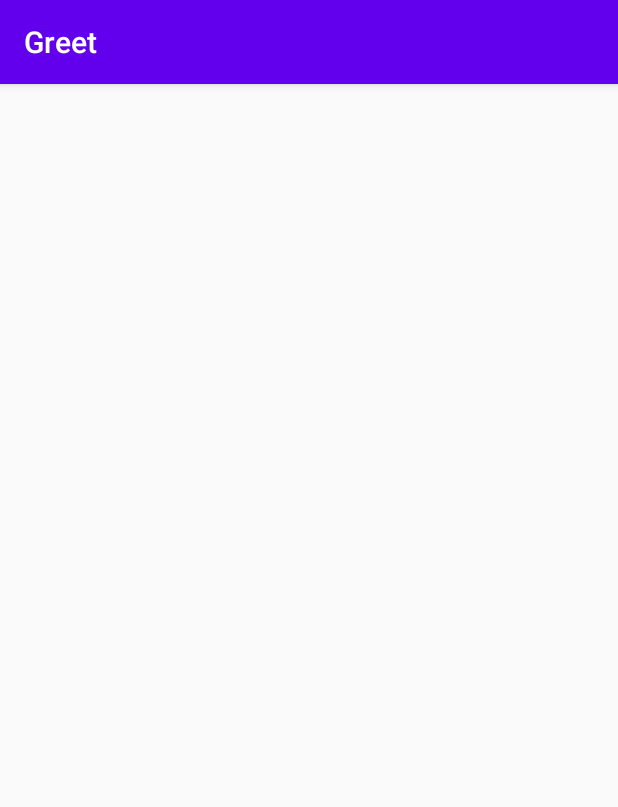
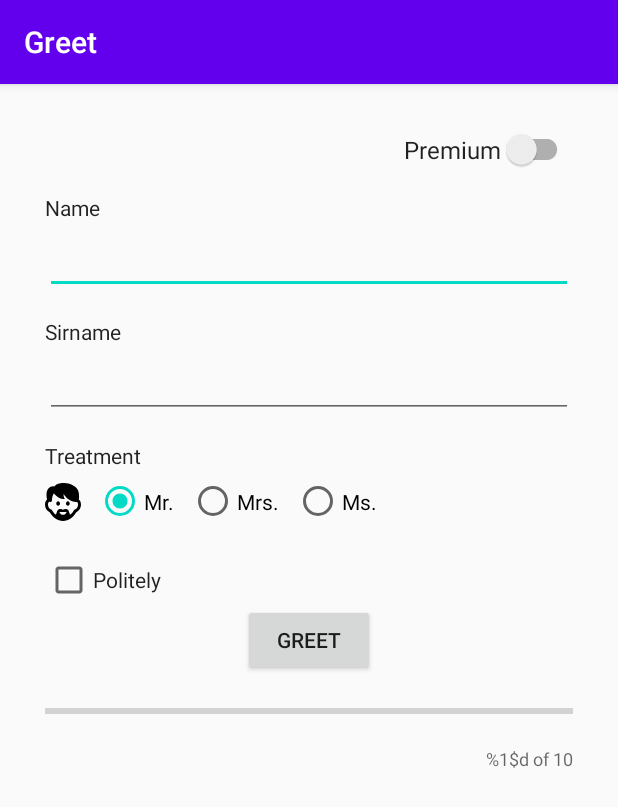
Before and after one commit to pmdmo2020-21/pr02-greet-JGVG, an Android app: the screen it shows after launch (MainActivity), on a phone screen of 412 x 824 dp. Shown: the top 807 px of the screen. Run offline under Robolectric (Android 15) with nearby library versions, the phone set to English and light mode, and no system bars.

Commit message:
Design of the "main_activity.xml" and plurals.xml

```diff
--- a/app/src/main/res/layout/main_activity.xml
+++ b/app/src/main/res/layout/main_activity.xml
@@ -4,7 +4,115 @@
     android:id="@+id/llRoot"
     android:layout_width="match_parent"
     android:layout_height="match_parent"
+    android:padding="@dimen/parent_padding"
     android:orientation="vertical"
     tools:context=".MainActivity">
+    <androidx.appcompat.widget.SwitchCompat
+        android:id="@+id/swtPremium"
+        android:layout_width="wrap_content"
+        android:layout_height="wrap_content"
+        android:layout_gravity="end"
+        android:text="@string/switch_text"
+        style="@style/Base.TextAppearance.AppCompat.Subhead"
+        android:checked="false" />
+    <TextView
+        android:layout_width="wrap_content"
+        android:layout_height="wrap_content"
+        android:layout_marginTop="@dimen/margin_views"
+        android:text="@string/edittext_text_01"
+        style="@style/Base.TextAppearance.AppCompat.Body1" />
+    <EditText
+        android:id="@+id/txtName"
+        android:layout_width="match_parent"
+        android:layout_height="wrap_content"
+        android:inputType="textPersonName"
+        style="@style/Base.TextAppearance.AppCompat.Title" />
+    <TextView
+        android:layout_width="wrap_content"
+        android:layout_height="wrap_content"
+        android:layout_marginTop="@dimen/margin_views"
+        android:text="@string/edittext_text_02"
+        style="@style/Base.TextAppearance.AppCompat.Body1" />
+    <EditText
+        android:id="@+id/txtSirname"
+        android:layout_width="match_parent"
+        android:layout_height="wrap_content"
+        android:inputType="textPersonName"
+        style="@style/Base.TextAppearance.AppCompat.Title" />
+    <TextView
+        android:layout_width="wrap_content"
+        android:layout_height="wrap_content"
+        android:layout_marginTop="@dimen/margin_views"
+        android:text="@string/radiogroup_text"
+        style="@style/Base.TextAppearance.AppCompat.Body1" />
+    <RadioGroup
+        android:id="@+id/rdgTreatment"
+        android:layout_width="match_parent"
+        android:layout_height="@dimen/padding_radiorutton"
+        android:orientation="horizontal">
+        <ImageView
+            android:id="@+id/imgPhoto"
+            android:layout_width="wrap_content"
+            android:layout_height="match_parent"
+            android:gravity="center"
+            android:scaleType="centerInside"
+            android:src="@drawable/ic_mr" />
+        <RadioButton
+            android:id="@+id/rdb01"
+            android:layout_width="wrap_content"
+            android:layout_height="match_parent"
+            android:layout_marginLeft="@dimen/margin_radiobutton"
+            android:checked="true"
+            android:text="@string/radiobutton_text_01" />
+        <RadioButton
+            android:id="@+id/rdb02"
+            android:layout_width="wrap_content"
+            android:layout_height="match_parent"
+            android:layout_marginLeft="@dimen/margin_radiobutton"
+            android:text="@string/radiobutton_text_02" />
+        <RadioButton
+            android:id="@+id/rdb03"
+            android:layout_width="wrap_content"
+            android:layout_height="match_parent"
+            android:layout_marginLeft="@dimen/margin_radiobutton"
+            android:text="@string/radiobutton_text_03" />
+    </RadioGroup>
+    <CheckBox
+        android:id="@+id/chkPolitely"
+        android:layout_width="wrap_content"
+        android:layout_height="wrap_content"
+        android:layout_marginTop="@dimen/margin_views"
+        android:text="@string/checkbox_text"
+        android:checked="false"
+        style="@style/Base.TextAppearance.AppCompat.Body1" />
+    <Button
+        android:id="@+id/clickButton"
+        android:layout_width="wrap_content"
+        android:layout_height="wrap_content"
+        android:layout_gravity="center"
+        android:text="@string/clickbutton_text"
+        style="@style/Base.TextAppearance.AppCompat.Button" />
+    <ProgressBar
+        android:id="@+id/progressBar"
+        android:layout_width="match_parent"
+        android:layout_height="wrap_content"
+        android:layout_marginTop="@dimen/margin_views"
+        android:max="10"
+        style="@style/Widget.AppCompat.ProgressBar.Horizontal" />
+    <TextView
+        android:id="@+id/textProgress"
+        android:layout_width="wrap_content"
+        android:layout_height="wrap_content"
+        android:layout_gravity="end"
+        android:layout_marginTop="@dimen/margin_views"
+        android:text="@string/progress_bar_text"
+        style="@style/Base.TextAppearance.AppCompat.Caption" />
+    <TextView
+        android:id="@+id/textGreet"
+        android:layout_width="wrap_content"
+        android:layout_height="wrap_content"
+        android:layout_gravity="start"
+        android:layout_marginTop="@dimen/margin_views"
+        style="@style/Base.TextAppearance.AppCompat.Headline" />
 
 </LinearLayout>
--- a/app/src/main/res/values/dimens.xml
+++ b/app/src/main/res/values/dimens.xml
@@ -1,3 +1,7 @@
 <?xml version="1.0" encoding="utf-8"?>
 <resources>
+    <dimen name="parent_padding">30dp</dimen>
+    <dimen name="padding_radiorutton">42dp</dimen>
+    <dimen name="margin_views">15dp</dimen>
+    <dimen name="margin_radiobutton">10dp</dimen>
 </resources>
--- /dev/null
+++ b/app/src/main/res/values/plurals.xml
@@ -0,0 +1,12 @@
+<?xml version="1.0" encoding="utf-8"?>
+<resources>
+    <plurals name="menssage_politely_text">
+        <item quantity="other">Good morning %1$s %2$s %3$s. Pleased to meet you</item>
+        <item quantity="many">@string/buy_premium_text</item>
+    </plurals>
+    <plurals name="menssage_colloquially_text">
+        <item quantity="other">Hello %1$s %2$s. What\'s up?</item>
+        <item quantity="many">@string/buy_premium_text</item>
+    </plurals>
+
+</resources>
--- a/app/src/main/res/values/strings.xml
+++ b/app/src/main/res/values/strings.xml
@@ -3,23 +3,13 @@
     <string name="switch_text">Premium</string>
     <string name="edittext_text_01">Name</string>
     <string name="edittext_text_02">Sirname</string>
-    <string name="radiogroup_text">Threatment</string>
+    <string name="radiogroup_text">Treatment</string>
     <string name="radiobutton_text_01">Mr.</string>
     <string name="radiobutton_text_02">Mrs.</string>
     <string name="radiobutton_text_03">Ms.</string>
     <string name="checkbox_text">Politely</string>
-    <string name="clickbutton_text">GREET</string>
-    <string name="progress_bar_text">1$d of 10</string>
+    <string name="clickbutton_text">greet</string>
+    <string name="progress_bar_text">%1$d of 10</string>
     <string name="buy_premium_text">Buy premium subscription to go on greting!!</string>
 
-    <plurals name="menssage_politely_text">
-        <item quantity="other">Good morning 1$s 2$s 3$s. Pleased to meet you</item>
-        <item quantity="many">@string/buy_premium_text</item>
-    </plurals>
-
-    <plurals name="menssage_colloquially_text">
-        <item quantity="other">Hello 1$s 2$s. What\'s up?</item>
-        <item quantity="many">@string/buy_premium_text</item>
-    </plurals>
-
 </resources>
```
